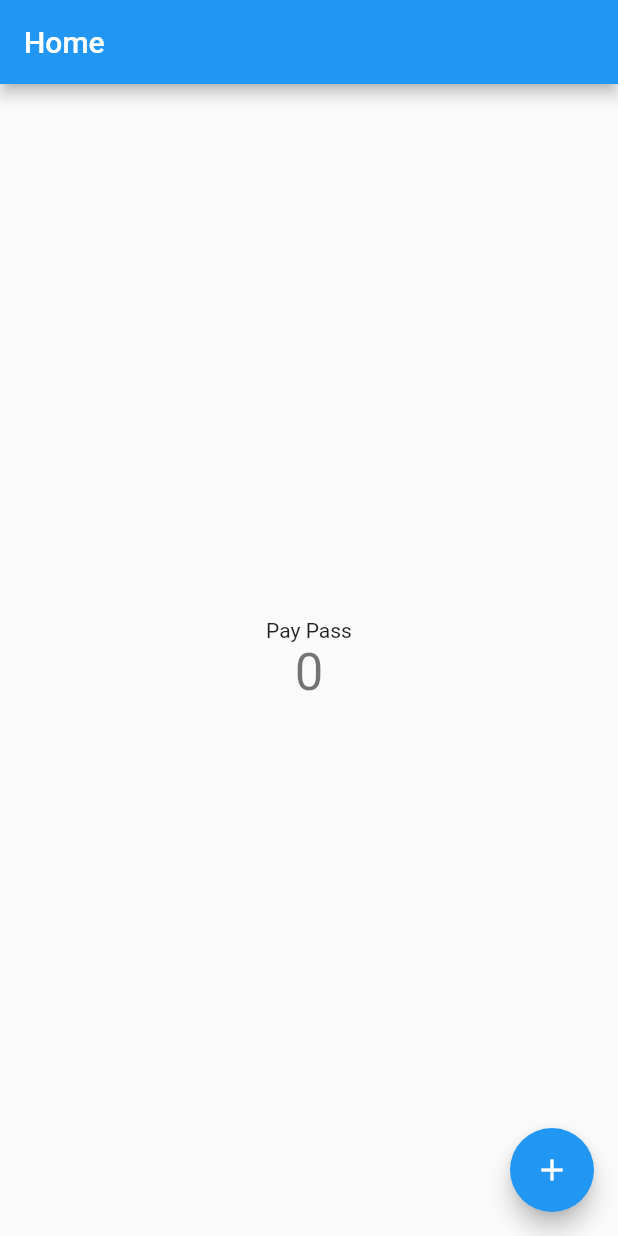
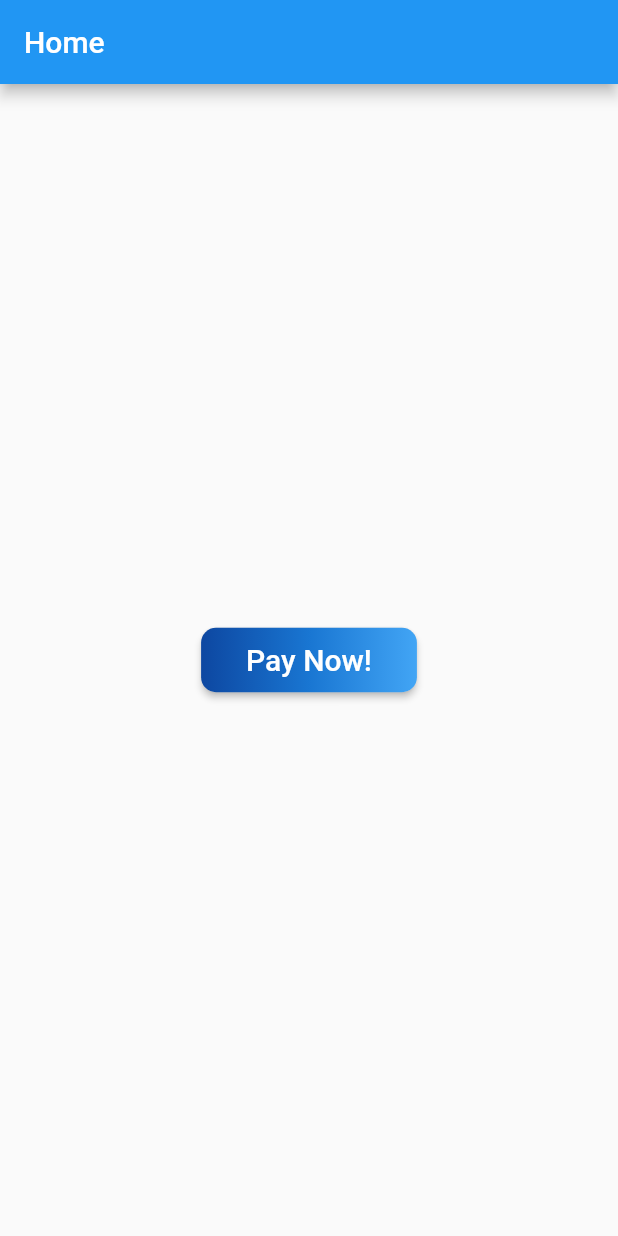
Before and after one commit to louvrecly/payment-pass, a Flutter app: the screen it shows after launch, on a phone screen of 412 x 824 dp. Run offline on Flutter 3.47's test engine with Material 2 defaults, Android fonts, the phone set to English and light mode, and no system bars; missing offline and left inert: flutter_google_pay.

Commit message:
master: Replace center child widget with PayButton

```diff
--- a/lib/pages/home.dart
+++ b/lib/pages/home.dart
@@ -1,4 +1,5 @@
 import 'package:flutter/material.dart';
+import '../components/pay_button.dart';
 
 class MyHomePage extends StatefulWidget {
   MyHomePage({Key key, this.title}) : super(key: key);
@@ -10,13 +11,6 @@ class MyHomePage extends StatefulWidget {
 }
 
 class _MyHomePageState extends State<MyHomePage> {
-  int _counter = 0;
-
-  void _incrementCounter() {
-    setState(() {
-      _counter++;
-    });
-  }
 
   @override
   Widget build(BuildContext context) {
@@ -25,23 +19,7 @@ class _MyHomePageState extends State<MyHomePage> {
         title: Text(widget.title),
       ),
       body: Center(
-        child: Column(
-          mainAxisAlignment: MainAxisAlignment.center,
-          children: <Widget>[
-            Text(
-              'Pay Pass',
-            ),
-            Text(
-              '$_counter',
-              style: Theme.of(context).textTheme.display1,
-            ),
-          ],
-        ),
-      ),
-      floatingActionButton: FloatingActionButton(
-        onPressed: _incrementCounter,
-        tooltip: 'Increment',
-        child: Icon(Icons.add),
+        child: PayButton()
       ),
     );
   }
```
